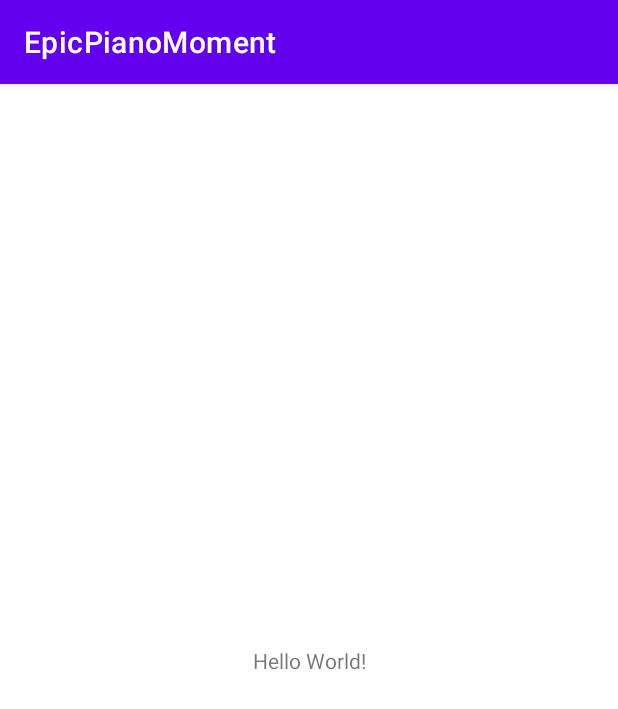
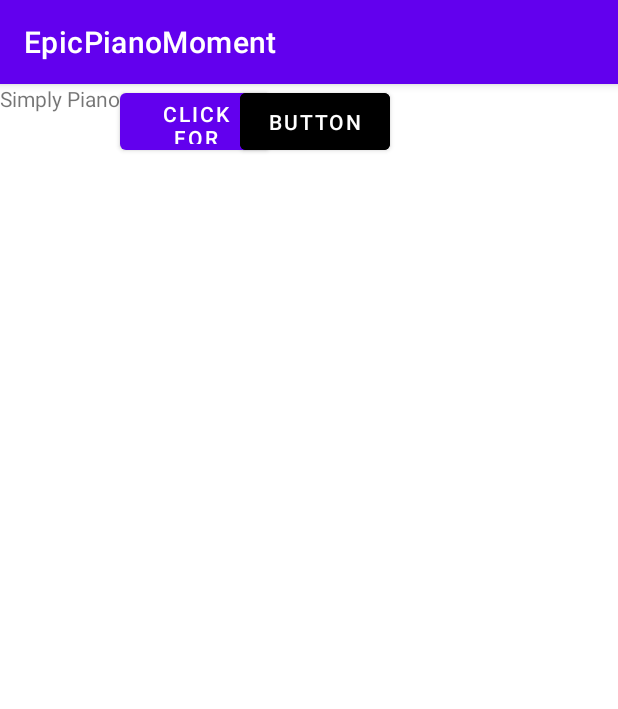
Before and after one commit to MarioARC/EpicPianoMoment, an Android app: the screen it shows after launch (MainActivity), on a phone screen of 412 x 824 dp. Shown: the top 709 px of the screen. Run offline under Robolectric (Android 15) with nearby library versions, the phone set to English and light mode, and no system bars.

Commit message:
added sound to button and button overlay

```diff
--- a/app/src/main/java/com/example/epicpianomoment/MainActivity.java
+++ b/app/src/main/java/com/example/epicpianomoment/MainActivity.java
@@ -2,7 +2,10 @@ package com.example.epicpianomoment;
 
 import androidx.appcompat.app.AppCompatActivity;
 
+import android.media.MediaPlayer;
 import android.os.Bundle;
+import android.view.View;
+import android.widget.Button;
 
 public class MainActivity extends AppCompatActivity {
 
@@ -11,4 +14,11 @@ public class MainActivity extends AppCompatActivity {
         super.onCreate(savedInstanceState);
         setContentView(R.layout.activity_main);
     }
+
+    public void click(View v)
+    {
+        MediaPlayer mp = MediaPlayer.create(this, R.raw.samsung);
+        mp.start();
+    }
+
 }
--- a/app/src/main/res/layout/activity_main.xml
+++ b/app/src/main/res/layout/activity_main.xml
@@ -1,18 +1,34 @@
 <?xml version="1.0" encoding="utf-8"?>
-<androidx.constraintlayout.widget.ConstraintLayout xmlns:android="http://schemas.android.com/apk/res/android"
+<RelativeLayout xmlns:android="http://schemas.android.com/apk/res/android"
     xmlns:app="http://schemas.android.com/apk/res-auto"
     xmlns:tools="http://schemas.android.com/tools"
     android:layout_width="match_parent"
     android:layout_height="match_parent"
+    android:orientation="vertical"
     tools:context=".MainActivity">
 
     <TextView
+        android:id="@+id/tv"
         android:layout_width="wrap_content"
         android:layout_height="wrap_content"
-        android:text="Hello World!"
-        app:layout_constraintBottom_toBottomOf="parent"
-        app:layout_constraintLeft_toLeftOf="parent"
-        app:layout_constraintRight_toRightOf="parent"
-        app:layout_constraintTop_toTopOf="parent" />
+        android:text="Simply Piano" />
 
-</androidx.constraintlayout.widget.ConstraintLayout>
+    <Button
+        android:id="@+id/button"
+        android:layout_width="100dp"
+        android:layout_height="50dp"
+        android:layout_toRightOf="@+id/tv"
+        android:onClick="click"
+        android:text="Click for Sound"
+        tools:ignore="UnknownId" />
+
+    <Button
+        android:id="@+id/button2"
+        android:layout_width="100dp"
+        android:layout_height="50dp"
+        android:layout_toRightOf="@+id/button"
+        android:layout_marginLeft="-20dp"
+        android:backgroundTint="@color/black"
+        android:text="Button" />
+
+</RelativeLayout>
```
Also changed, not shown: 1 other file.
